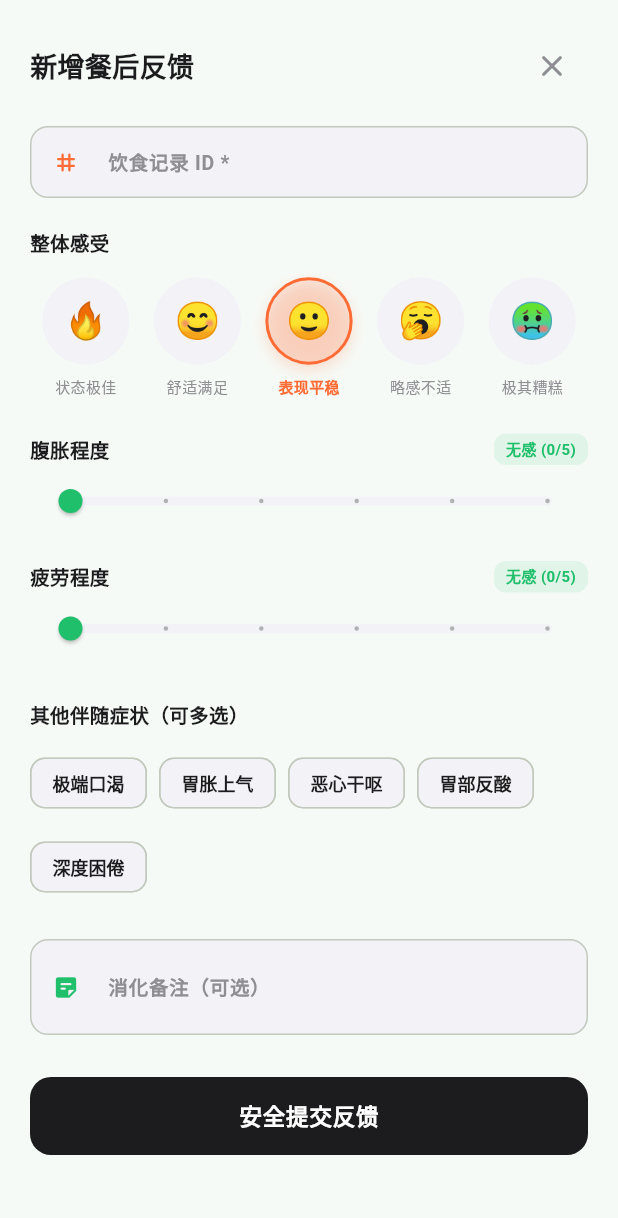
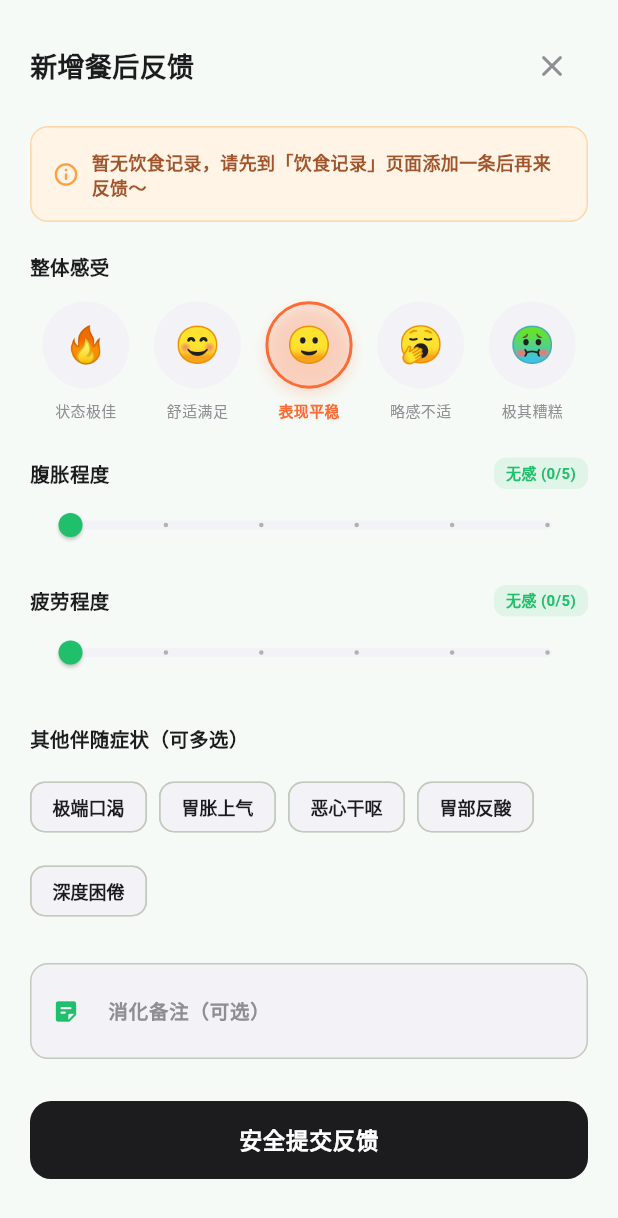
Before and after one commit to shmzl1/FlavorLog-Project, a Flutter app: the _AddFeedbackSheet widget shown alone on an empty page, opened directly with empty values, on a phone screen of 412 x 824 dp. Shown: the top 1218 px of the screen. Run offline on Flutter 3.47's test engine with Material 3 defaults, Android fonts, the phone set to English and light mode, and no system bars; our stand-ins replace camera, dio, flutter_secure_storage, get, image_picker, permission_handler and 1 more; missing offline and left inert: record; accounts and stored records are empty; network calls fail.

Commit message:
feat:修复小型bug，优化使用体验

```diff
--- a/frontend/lib/pages/community/community_detail_page.dart
+++ b/frontend/lib/pages/community/community_detail_page.dart
@@ -180,7 +180,7 @@ class _PostDetailCard extends StatelessWidget {
                           ),
                           const SizedBox(height: 2),
                           Text(
-                            post.createdAt,
+                            post.displayCreatedAt,
                             style: const TextStyle(fontSize: 11, color: Color(0xFF8E8E93), fontWeight: FontWeight.w600),
                             maxLines: 1,
                             overflow: TextOverflow.ellipsis,
--- a/frontend/lib/pages/food_record/food_record_page.dart
+++ b/frontend/lib/pages/food_record/food_record_page.dart
@@ -1290,7 +1290,7 @@ class _FoodItemFormWidget extends StatelessWidget {
                   controller: form.caloriesCtrl,
                   keyboardType: TextInputType.number,
                   style: const TextStyle(fontSize: 12, fontWeight: FontWeight.bold),
-                  decoration: _buildCompactInputDecoration('热量*'),
+                  decoration: _buildCompactInputDecoration('热量 (kcal)*'),
                   validator: (v) => (double.tryParse(v ?? '') == null) ? '请填写热量' : null,
                 ),
               ),
--- a/frontend/lib/pages/food_record/food_video_result_page.dart
+++ b/frontend/lib/pages/food_record/food_video_result_page.dart
@@ -520,7 +520,7 @@ class _ItemCard extends StatelessWidget {
           // 营养数值行
           Row(
             children: [
-              _NumField(ctrl: item.caloriesCtrl, label: '热量(kcal)'),
+              _NumField(ctrl: item.caloriesCtrl, label: '热量 (kcal)'),
               const SizedBox(width: 6),
               _NumField(ctrl: item.proteinCtrl, label: '蛋白(g)'),
               const SizedBox(width: 6),
--- a/frontend/lib/pages/health_report/health_report_page.dart
+++ b/frontend/lib/pages/health_report/health_report_page.dart
@@ -5,7 +5,9 @@ import 'package:get/get.dart';
 import 'dart:ui';
 
 import '../../components/empty_state.dart';
+import '../../controllers/food_record_controller.dart';
 import '../../controllers/health_report_controller.dart';
+import '../../models/food_record_model.dart';
 import '../../models/health_model.dart';
 
 /// 【类说明：FlavorLog 智慧健康数据报告主控制台】
@@ -845,12 +847,41 @@ class _AddFeedbackSheet extends StatefulWidget {
 
 class _AddFeedbackSheetState extends State<_AddFeedbackSheet> {
   final _formKey = GlobalKey<FormState>();
-  final _recordIdCtrl = TextEditingController();
   final _noteCtrl = TextEditingController();
+  int? _selectedRecordId;
   int _bloatingLevel = 0;
   int _fatigueLevel = 0;
   String _mood = 'normal';
   final Set<String> _symptoms = {};
+
+  @override
+  void initState() {
+    super.initState();
+    // 自动拉取饮食记录，确保下拉框有最新数据
+    if (Get.isRegistered<FoodRecordController>()) {
+      final foodCtrl = Get.find<FoodRecordController>();
+      if (foodCtrl.records.isEmpty) {
+        foodCtrl.loadRecords();
+      } else {
+        _selectedRecordId = foodCtrl.records.first.id;
+      }
+    }
+  }
+
+  static const Map<String, String> _mealTypeLabels = {
+    'breakfast': '早餐',
+    'lunch': '午餐',
+    'dinner': '晚餐',
+    'snack': '加餐',
+  };
+
+  String _recordLabel(FoodRecordModel r) {
+    final meal = _mealTypeLabels[r.mealType] ?? r.mealType;
+    final time = r.recordTime.length >= 16
+        ? r.recordTime.substring(5, 16).replaceAll('T', ' ')
+        : r.recordTime;
+    return '#${r.id} · $meal · $time';
+  }
 
   static const List<Map<String, String>> _moodOptions = [
     {'value': 'great', 'emoji': '🔥', 'label': '状态极佳'},
@@ -872,7 +903,6 @@ class _AddFeedbackSheetState extends State<_AddFeedbackSheet> {
 
   @override
   void dispose() {
-    _recordIdCtrl.dispose();
     _noteCtrl.dispose();
     super.dispose();
   }
@@ -902,20 +932,7 @@ class _AddFeedbackSheetState extends State<_AddFeedbackSheet> {
                   ],
                 ),
                 const SizedBox(height: 16),
-                TextFormField(
-                  controller: _recordIdCtrl,
-                  keyboardType: TextInputType.number,
-                  style: const TextStyle(fontSize: 13, fontWeight: FontWeight.bold),
-                  decoration: InputDecoration(
-                    labelText: '饮食记录 ID *',
-                    labelStyle: const TextStyle(color: Color(0xFF8E8E93), fontSize: 13, fontWeight: FontWeight.bold),
-                    filled: true,
-                    fillColor: const Color(0xFFF2F2F7),
-                    border: OutlineInputBorder(borderRadius: BorderRadius.circular(12), borderSide: BorderSide.none),
-                    prefixIcon: const Icon(Icons.tag_rounded, color: Color(0xFFFF6B35), size: 18),
-                  ),
-                  validator: (v) => int.tryParse(v ?? '') == null ? '请填写有效的记录 ID' : null,
-                ),
+                _buildRecordPicker(),
                 const SizedBox(height: 20),
                 const Text('整体感受', style: TextStyle(fontWeight: FontWeight.bold, fontSize: 13, color: Color(0xFF1C1C1E))),
                 const SizedBox(height: 12),
@@ -1033,9 +1050,16 @@ class _AddFeedbackSheetState extends State<_AddFeedbackSheet> {
 
   Future<void> _submit() async {
     if (!(_formKey.currentState?.validate() ?? false)) return;
+    if (_selectedRecordId == null) {
+      ScaffoldMessenger.of(context).showSnackBar(const SnackBar(
+        content: Text('请先选择一条饮食记录'),
+        backgroundColor: Color(0xFFFF4757),
+      ));
+      return;
+    }
 
     final ok = await widget.controller.submitFeedback(
-      foodRecordId: int.parse(_recordIdCtrl.text.trim()),
+      foodRecordId: _selectedRecordId!,
       bloatingLevel: _bloatingLevel,
       fatigueLevel: _fatigueLevel,
       mood: _mood,
@@ -1049,6 +1073,71 @@ class _AddFeedbackSheetState extends State<_AddFeedbackSheet> {
     } else if (!ok && mounted) {
       ScaffoldMessenger.of(context).showSnackBar(SnackBar(content: Text(widget.controller.errorMessage.value), backgroundColor: const Color(0xFFFF4757)));
     }
+  }
+
+  Widget _buildRecordPicker() {
+    if (!Get.isRegistered<FoodRecordController>()) {
+      return _buildEmptyRecordHint();
+    }
+    final foodCtrl = Get.find<FoodRecordController>();
+    return Obx(() {
+      final records = foodCtrl.records.toList();
+      if (records.isEmpty) {
+        return _buildEmptyRecordHint();
+      }
+      final currentId = records.any((r) => r.id == _selectedRecordId)
+          ? _selectedRecordId
+          : records.first.id;
+      if (currentId != _selectedRecordId) {
+        WidgetsBinding.instance.addPostFrameCallback((_) {
+          if (mounted) setState(() => _selectedRecordId = currentId);
+        });
+      }
+      return DropdownButtonFormField<int>(
+        value: currentId,
+        isExpanded: true,
+        style: const TextStyle(fontSize: 13, fontWeight: FontWeight.bold, color: Color(0xFF1C1C1E)),
+        decoration: InputDecoration(
+          labelText: '关联饮食记录 *',
+          labelStyle: const TextStyle(color: Color(0xFF8E8E93), fontSize: 13, fontWeight: FontWeight.bold),
+          filled: true,
+          fillColor: const Color(0xFFF2F2F7),
+          border: OutlineInputBorder(borderRadius: BorderRadius.circular(12), borderSide: BorderSide.none),
+          prefixIcon: const Icon(Icons.tag_rounded, color: Color(0xFFFF6B35), size: 18),
+        ),
+        items: records
+            .map((r) => DropdownMenuItem<int>(
+                  value: r.id,
+                  child: Text(_recordLabel(r), overflow: TextOverflow.ellipsis),
+                ))
+            .toList(),
+        onChanged: (v) => setState(() => _selectedRecordId = v),
+        validator: (v) => v == null ? '请选择关联的饮食记录' : null,
+      );
+    });
+  }
+
+  Widget _buildEmptyRecordHint() {
+    return Container(
+      padding: const EdgeInsets.all(14),
+      decoration: BoxDecoration(
+        color: const Color(0xFFFFF4E5),
+        borderRadius: BorderRadius.circular(12),
+        border: Border.all(color: const Color(0xFFFFD6A8)),
+      ),
+      child: const Row(
+        children: [
+          Icon(Icons.info_outline_rounded, color: Color(0xFFFF9F43), size: 18),
+          SizedBox(width: 8),
+          Expanded(
+            child: Text(
+              '暂无饮食记录，请先到「饮食记录」页面添加一条后再来反馈～',
+              style: TextStyle(color: Color(0xFFA0552D), fontSize: 12, fontWeight: FontWeight.bold),
+            ),
+          ),
+        ],
+      ),
+    );
   }
 }
 
--- a/frontend/lib/services/api/api_endpoints.dart
+++ b/frontend/lib/services/api/api_endpoints.dart
@@ -5,7 +5,7 @@ class ApiEndpoints {
   static const String localBaseUrl = 'http://10.0.2.2:8000/api/v1';
 
   // 真机联调时，把这里改成电脑局域网 IP。
-  static const String lanBaseUrl = 'http://127.0.0.1:8000/api/v1';
+  static const String lanBaseUrl = 'http://10.135.8.30:8000/api/v1';
 
   // 切换：模拟器用 localBaseUrl，真机用 lanBaseUrl，这里从本地 local_config.dart 动态读取
   static const String baseUrl = lanBaseUrl;
```
Also changed, not shown: frontend/lib/controllers/community_controller.dart (+26 -5 lines), frontend/lib/models/community_model.dart (+40 -0 lines), frontend/lib/pages/cyber_fridge/cyber_fridge_page.dart (+12 -1 lines), frontend/lib/pages/cyber_fridge/fridge_video_entry_page.dart (+12 -1 lines), frontend/lib/utils/shelf_life_utils.dart (added, +132 -0 lines), 1 other file.
